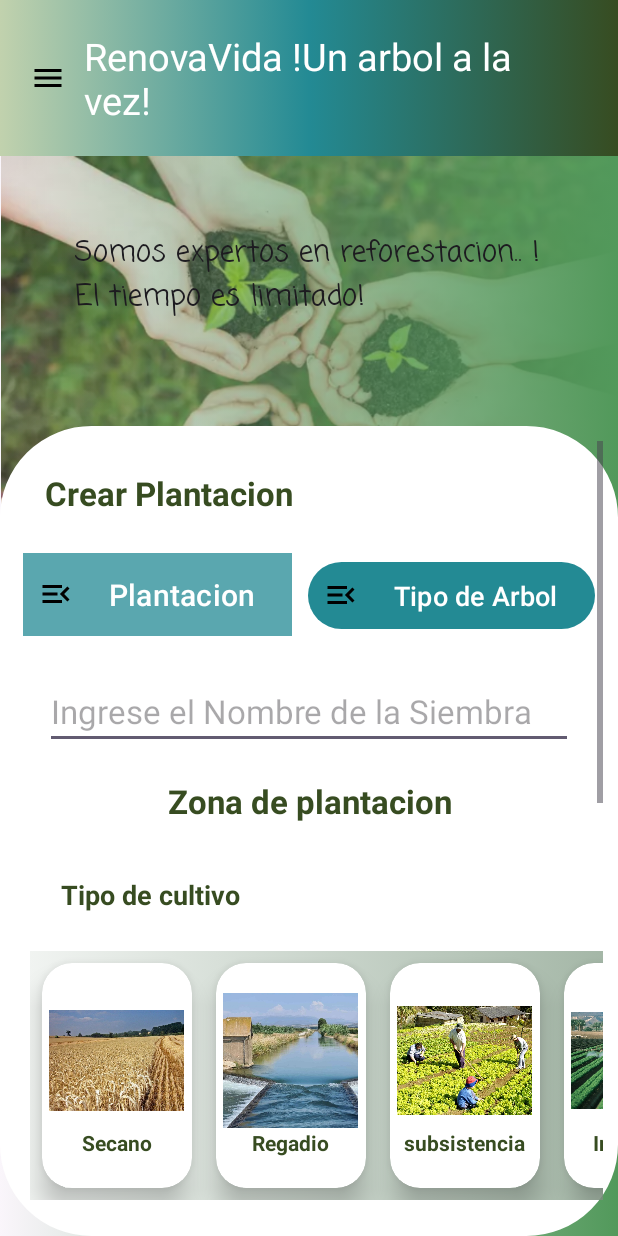
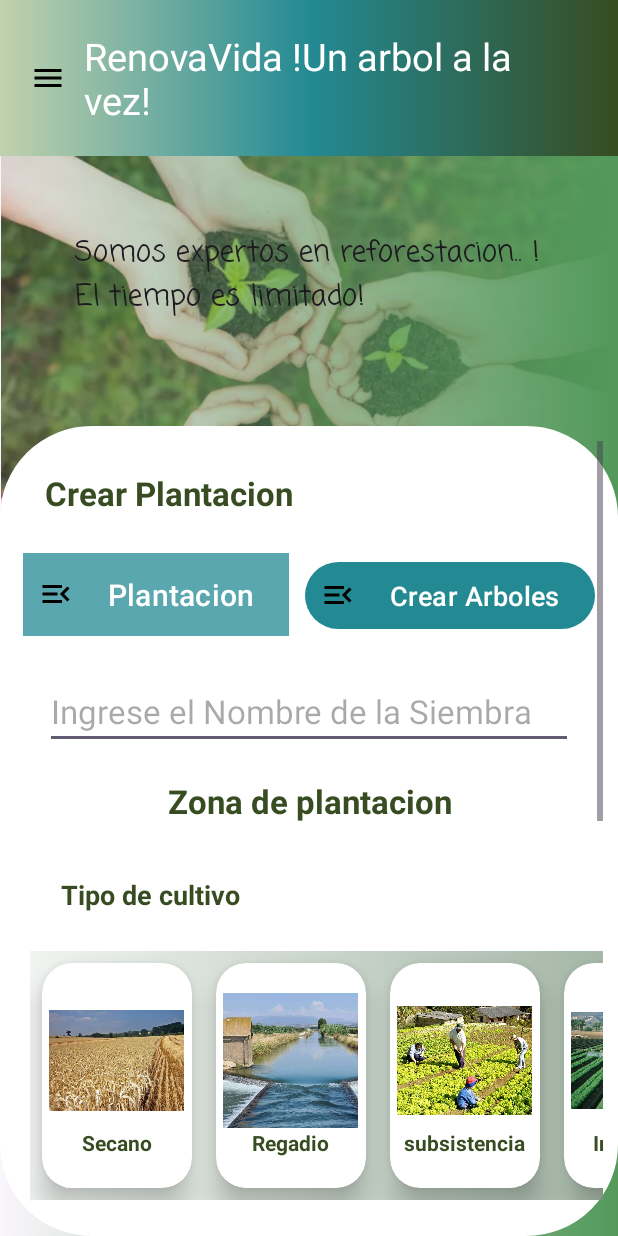
Before and after one commit to Royerfft/renovavida, an Android app: the registro_java screen opened directly, with no data from a screen before it, on a phone screen of 412 x 824 dp. Run offline under Robolectric (Android 15) with nearby library versions, the phone set to English and light mode, and no system bars; Roboto replaces fonts that are not available here.

Commit message:
en la pantalla registro zona de plantacion ya se ingresar y ver informacion ingresada

```diff
--- a/app/src/main/res/layout/pantalla_registro.xml
+++ b/app/src/main/res/layout/pantalla_registro.xml
@@ -94,7 +94,7 @@
                                 android:layout_weight="1"
                                 android:drawableLeft="@drawable/baseline_menu_open_24"
                                 android:padding="10dp"
-                                android:text="Tipo de Arbol"
+                                android:text="Crear Arboles"
                                 android:textSize="18dp"
                                 android:layout_margin="5dp"
 
@@ -325,7 +325,7 @@
 
 
                             <EditText
-                                android:id="@+id/CantCompra"
+                                android:id="@+id/editCantArea"
                                 android:layout_width="match_parent"
                                 android:layout_height="wrap_content"
                                 android:layout_margin="16dp"
@@ -399,32 +399,38 @@
 
                             </LinearLayout>
 
+                            <LinearLayout
+                                android:layout_width="match_parent"
+                                android:layout_height="match_parent"
+                                android:orientation="vertical"
+                                android:layout_marginTop="20dp">
+
 
                                 <LinearLayout
                                     android:layout_width="match_parent"
-                                android:layout_height="match_parent"
+                                    android:layout_height="wrap_content"
                                     android:orientation="horizontal">
 
 
                                     <Button
                                         android:id="@+id/buttonEntrar"
                                         android:layout_width="match_parent"
-                                    android:layout_height="70dp"
+                                        android:layout_height="wrap_content"
                                         android:layout_gravity="center"
                                         android:layout_weight="1"
                                         android:backgroundTint="@color/verde_azul"
                                         android:text="Guardar Plantacion"
-                                    android:textSize="18sp" />
+                                        android:textSize="16sp" />
 
                                     <Button
                                         android:id="@+id/buttonAgregarArboles"
                                         android:layout_width="match_parent"
-                                    android:layout_height="70dp"
+                                        android:layout_height="wrap_content"
                                         android:layout_gravity="center"
                                         android:layout_weight="1"
                                         android:backgroundTint="@color/verde_azul"
                                         android:text="Crear Arboles"
-                                    android:textSize="18sp" />
+                                        android:textSize="19sp" />
 
 
                                 </LinearLayout>
@@ -433,9 +439,10 @@
                                     android:id="@+id/MostrarTodo"
                                     android:layout_width="358dp"
                                     android:layout_height="135dp"
-                                android:layout_marginTop="50dp"
+
                                     android:backgroundTint="#7BFC68"
                                     android:hint="Registro....." />
+                            </LinearLayout>
 
 
                         </LinearLayout>
```
Also changed, not shown: app/src/main/java/com/example/appkio/registro_java.java (+57 -22 lines). Lines whose indentation alone changed are shown as unchanged.
